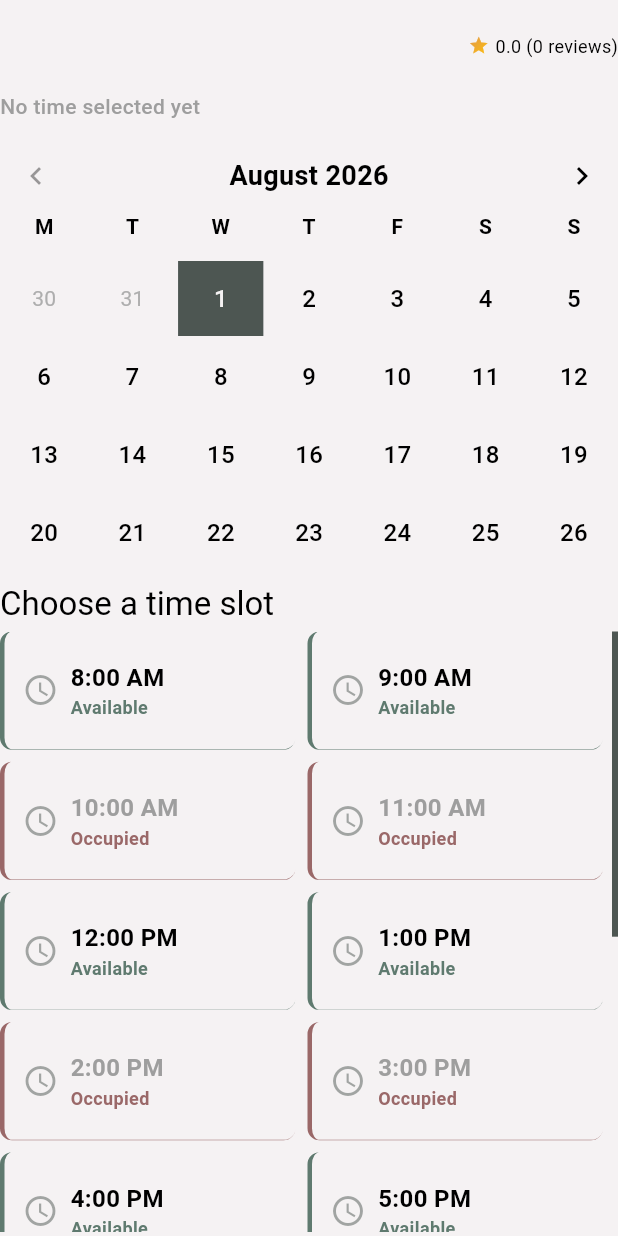
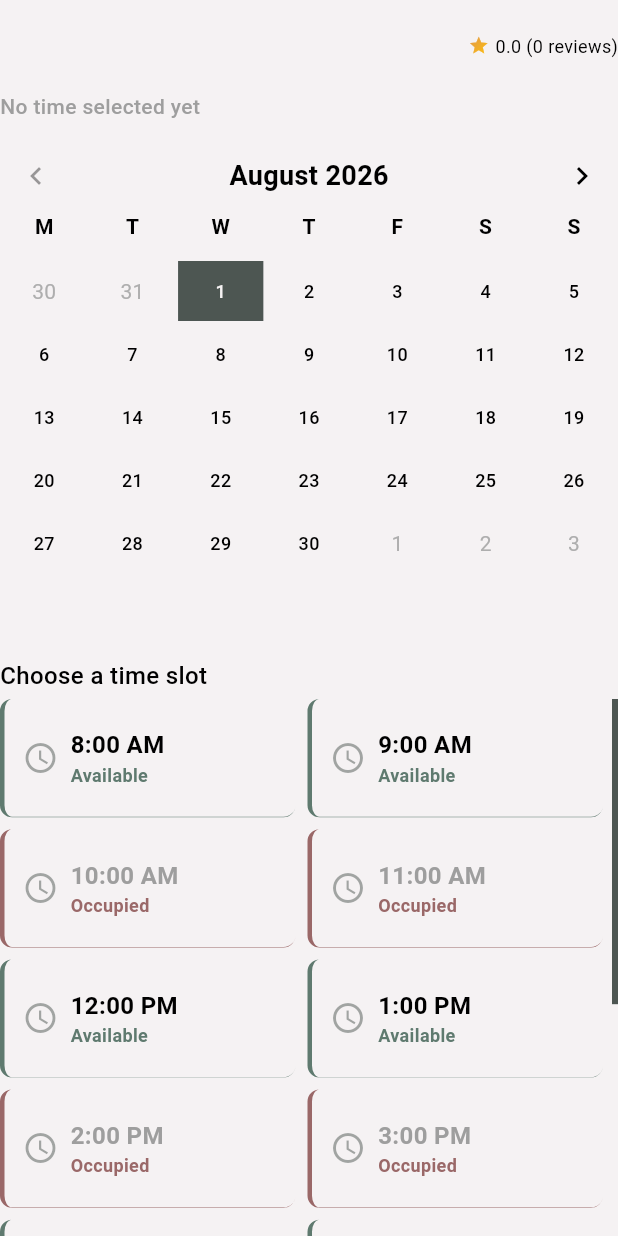
Before and after one commit to Tristaaaaan/tugtugan, a Flutter app: the EmbeddedBookingSection widget shown alone on an empty page, opened directly with empty values, after a tap on the "chevron right" icon, on a phone screen of 412 x 824 dp. Run offline on Flutter 3.47's test engine with Material 3 defaults, Android fonts, the phone set to English and light mode, and no system bars; drawn by our look-alikes of flutter_animate, table_calendar; our stand-ins replace cached_network_image, cloud_firestore, dio, firebase_auth, firebase_core, firebase_messaging and 14 more; missing offline and left inert: purchases_flutter; accounts and stored records are empty; generated files the repository leaves out were written again.

Commit message:
fix: text overflow

```diff
--- a/lib/features/book_appointment/presentation/screen/book_appointment.dart
+++ b/lib/features/book_appointment/presentation/screen/book_appointment.dart
@@ -219,7 +219,7 @@ class _EmbeddedBookingSectionState
               ),
             ),
             SizedBox(
-              height: 300,
+              height: 350,
               child: CustomScrollView(
                 physics: const NeverScrollableScrollPhysics(),
                 slivers: [
@@ -245,10 +245,11 @@ class _EmbeddedBookingSectionState
               ),
             ),
             const SizedBox(height: 8),
-            Text(
-              "Choose a time slot",
-              style: Theme.of(context).textTheme.titleLarge,
-            ),
+            const Text("Choose a time slot",
+                style: TextStyle(
+                  fontSize: 16,
+                  fontWeight: FontWeight.w500,
+                )),
             const SizedBox(height: 4),
 
             SizedBox(
--- a/lib/features/book_appointment/presentation/widget/calendar.dart
+++ b/lib/features/book_appointment/presentation/widget/calendar.dart
@@ -29,7 +29,7 @@ Widget _buildDayCell(
     child: Text(
       '${day.day}',
       style: TextStyle(
-        fontSize: 16,
+        fontSize: 12,
         fontWeight: FontWeight.w500,
         color: isPast
             ? Colors.grey
@@ -218,6 +218,7 @@ class CalendarHeaderDelegate extends SliverPersistentHeaderDelegate {
               const SizedBox(height: 12),
 
               TableCalendar(
+                rowHeight: 42.0,
                 availableGestures: AvailableGestures.none,
                 headerVisible: false,
                 daysOfWeekVisible: false,
```
